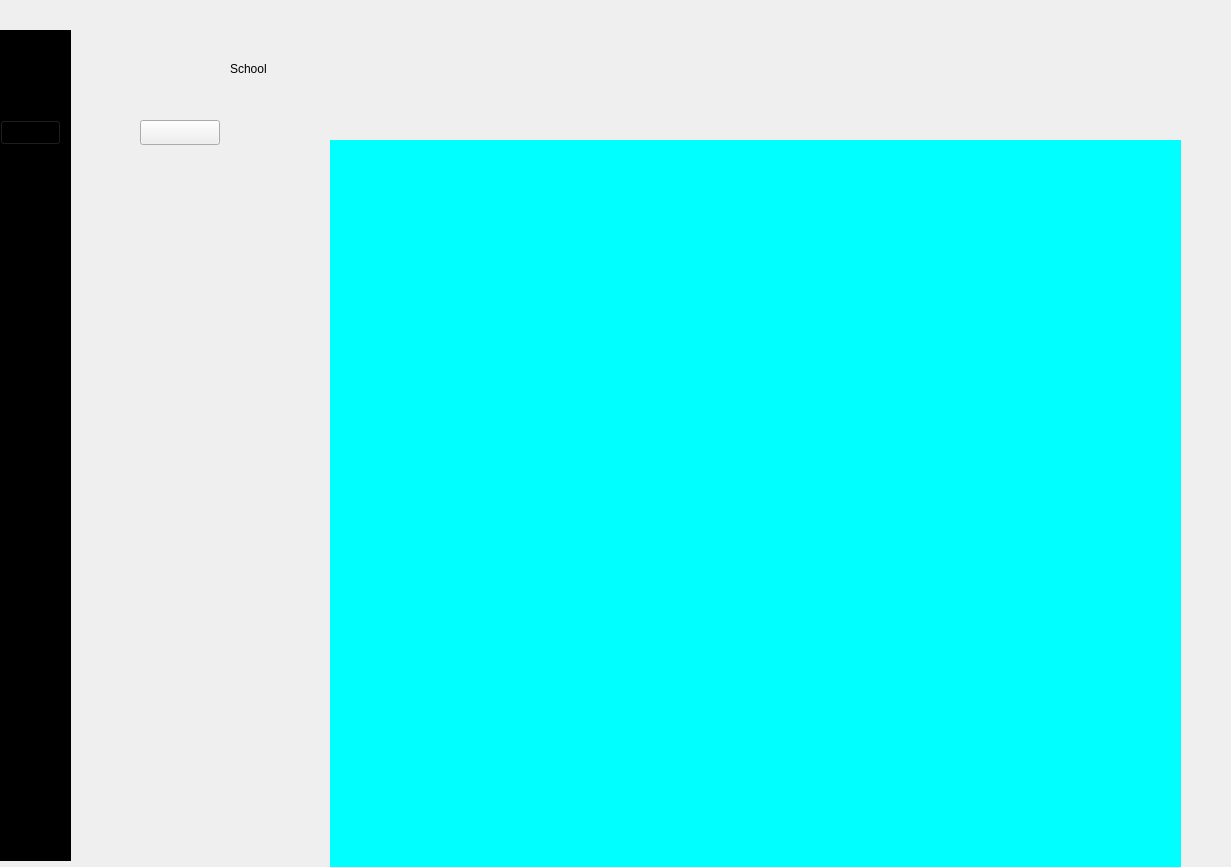
Old version of the form kara_oglan/index.ui in the repository ruyisbaros/PyQt5.
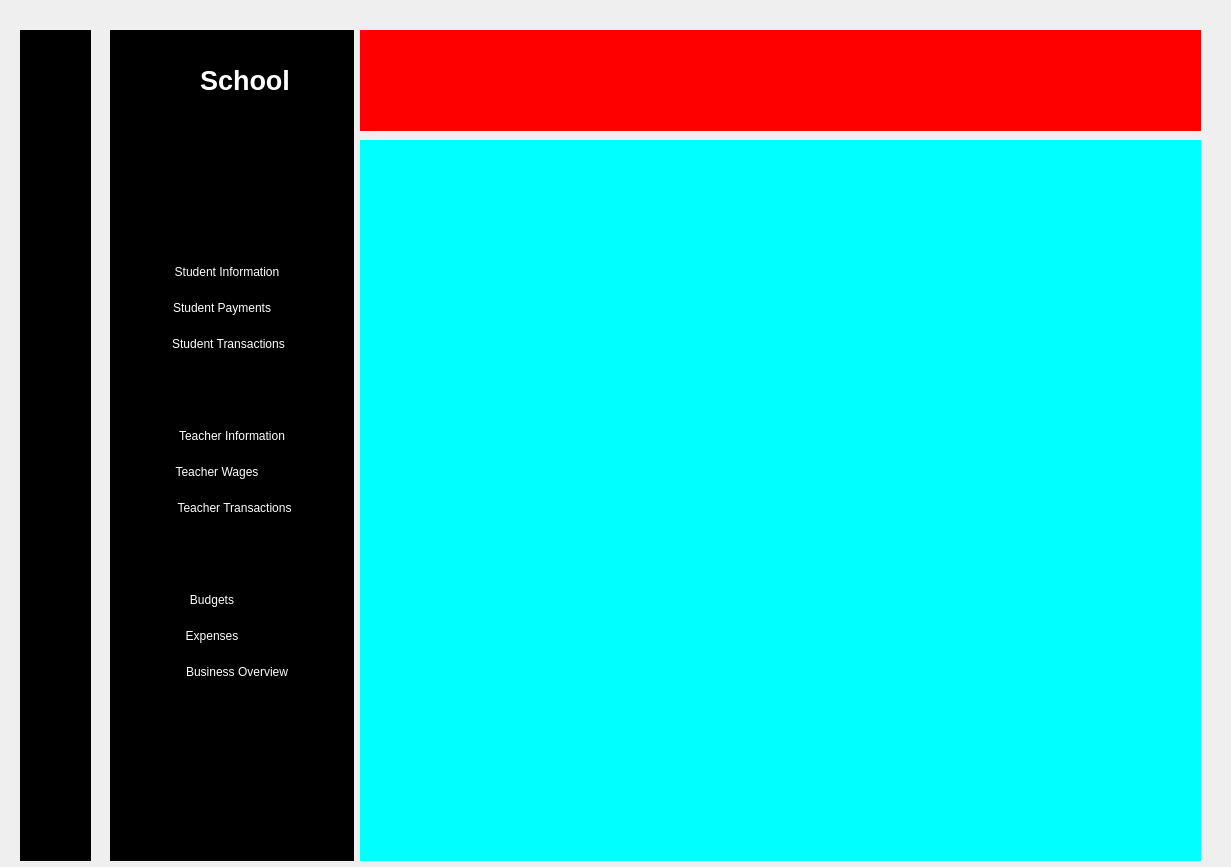
New version of the form. Icons and pictures are not drawn.

Commit message: navbar UIs

Patch:
```diff
--- a/kara_oglan/index.ui
+++ b/kara_oglan/index.ui
@@ -19,11 +19,21 @@
   <property name="windowTitle">
    <string>MainWindow</string>
   </property>
+  <property name="styleSheet">
+   <string notr="true">QPushButton {
+    cursor: pointer;
+}</string>
+  </property>
   <widget class="QWidget" name="centralwidget">
+   <property name="styleSheet">
+    <string notr="true">QPushButton {
+    cursor: 	pointing_hand;
+}</string>
+   </property>
    <widget class="QWidget" name="Icon_only" native="true">
     <property name="geometry">
      <rect>
-      <x>0</x>
+      <x>20</x>
       <y>30</y>
       <width>71</width>
       <height>831</height>
@@ -34,55 +44,339 @@
 	background-color: rgb(0, 0, 0);
 }</string>
     </property>
-    <widget class="QPushButton" name="pushButton">
-     <property name="geometry">
-      <rect>
-       <x>0</x>
-       <y>90</y>
-       <width>61</width>
-       <height>25</height>
-      </rect>
+    <layout class="QVBoxLayout" name="verticalLayout_12">
+     <property name="rightMargin">
+      <number>20</number>
      </property>
-     <property name="text">
-      <string/>
-     </property>
-    </widget>
-    <widget class="QLabel" name="label_2">
-     <property name="geometry">
-      <rect>
-       <x>10</x>
-       <y>30</y>
-       <width>40</width>
-       <height>40</height>
-      </rect>
-     </property>
-     <property name="minimumSize">
-      <size>
-       <width>40</width>
-       <height>40</height>
-      </size>
-     </property>
-     <property name="maximumSize">
-      <size>
-       <width>40</width>
-       <height>40</height>
-      </size>
-     </property>
-     <property name="text">
-      <string/>
-     </property>
-     <property name="pixmap">
-      <pixmap resource="resources.qrc">:/imgs/logo.png</pixmap>
-     </property>
-     <property name="scaledContents">
-      <bool>true</bool>
-     </property>
-    </widget>
+     <item>
+      <layout class="QHBoxLayout" name="horizontalLayout_2">
+       <property name="leftMargin">
+        <number>0</number>
+       </property>
+       <property name="topMargin">
+        <number>20</number>
+       </property>
+       <property name="rightMargin">
+        <number>0</number>
+       </property>
+       <item>
+        <spacer name="horizontalSpacer_2">
+         <property name="orientation">
+          <enum>Qt::Horizontal</enum>
+         </property>
+         <property name="sizeHint" stdset="0">
+          <size>
+           <width>13</width>
+           <height>20</height>
+          </size>
+         </property>
+        </spacer>
+       </item>
+       <item>
+        <widget class="QLabel" name="label_2">
+         <property name="minimumSize">
+          <size>
+           <width>40</width>
+           <height>40</height>
+          </size>
+         </property>
+         <property name="maximumSize">
+          <size>
+           <width>40</width>
+           <height>40</height>
+          </size>
+         </property>
+         <property name="text">
+          <string/>
+         </property>
+         <property name="pixmap">
+          <pixmap resource="resources.qrc">:/imgs/logo.png</pixmap>
+         </property>
+         <property name="scaledContents">
+          <bool>true</bool>
+         </property>
+        </widget>
+       </item>
+       <item>
+        <spacer name="horizontalSpacer">
+         <property name="orientation">
+          <enum>Qt::Horizontal</enum>
+         </property>
+         <property name="sizeHint" stdset="0">
+          <size>
+           <width>17</width>
+           <height>20</height>
+          </size>
+         </property>
+        </spacer>
+       </item>
+      </layout>
+     </item>
+     <item>
+      <layout class="QVBoxLayout" name="verticalLayout_9">
+       <property name="spacing">
+        <number>20</number>
+       </property>
+       <property name="topMargin">
+        <number>30</number>
+       </property>
+       <property name="bottomMargin">
+        <number>30</number>
+       </property>
+       <item>
+        <widget class="QPushButton" name="pushButton">
+         <property name="cursor">
+          <cursorShape>PointingHandCursor</cursorShape>
+         </property>
+         <property name="styleSheet">
+          <string notr="true">QPushButton{
+border:none;
+}
+
+</string>
+         </property>
+         <property name="text">
+          <string/>
+         </property>
+         <property name="icon">
+          <iconset resource="resources.qrc">
+           <normaloff>:/imgs/dashboardsmall1.png</normaloff>
+           <normalon>:/imgs/dashboardsmall2.png</normalon>:/imgs/dashboardsmall1.png</iconset>
+         </property>
+         <property name="checkable">
+          <bool>true</bool>
+         </property>
+         <property name="autoExclusive">
+          <bool>true</bool>
+         </property>
+        </widget>
+       </item>
+       <item>
+        <widget class="QPushButton" name="pushButton_3">
+         <property name="cursor">
+          <cursorShape>PointingHandCursor</cursorShape>
+         </property>
+         <property name="styleSheet">
+          <string notr="true">QPushButton{
+border:none;
+}</string>
+         </property>
+         <property name="text">
+          <string/>
+         </property>
+         <property name="icon">
+          <iconset resource="resources.qrc">
+           <normaloff>:/imgs/institutionsmall1.png</normaloff>
+           <normalon>:/imgs/institutionsmall2.png</normalon>:/imgs/institutionsmall1.png</iconset>
+         </property>
+         <property name="iconSize">
+          <size>
+           <width>100</width>
+           <height>16</height>
+          </size>
+         </property>
+         <property name="checkable">
+          <bool>true</bool>
+         </property>
+         <property name="autoExclusive">
+          <bool>true</bool>
+         </property>
+        </widget>
+       </item>
+       <item>
+        <widget class="QPushButton" name="pushButton_4">
+         <property name="cursor">
+          <cursorShape>PointingHandCursor</cursorShape>
+         </property>
+         <property name="styleSheet">
+          <string notr="true">QPushButton{
+border:none;
+}</string>
+         </property>
+         <property name="text">
+          <string/>
+         </property>
+         <property name="icon">
+          <iconset resource="resources.qrc">
+           <normaloff>:/imgs/studentssmall1.png</normaloff>
+           <normalon>:/imgs/studentssmall2.png</normalon>:/imgs/studentssmall1.png</iconset>
+         </property>
+         <property name="iconSize">
+          <size>
+           <width>100</width>
+           <height>20</height>
+          </size>
+         </property>
+         <property name="checkable">
+          <bool>true</bool>
+         </property>
+         <property name="autoExclusive">
+          <bool>true</bool>
+         </property>
+        </widget>
+       </item>
+       <item>
+        <widget class="QPushButton" name="pushButton_5">
+         <property name="cursor">
+          <cursorShape>PointingHandCursor</cursorShape>
+         </property>
+         <property name="styleSheet">
+          <string notr="true">QPushButton{
+border:none;
+}</string>
+         </property>
+         <property name="text">
+          <string/>
+         </property>
+         <property name="icon">
+          <iconset resource="resources.qrc">
+           <normaloff>:/imgs/teacs.png</normaloff>
+           <normalon>:/imgs/teacherssmall2.png</normalon>:/imgs/teacs.png</iconset>
+         </property>
+         <property name="iconSize">
+          <size>
+           <width>100</width>
+           <height>20</height>
+          </size>
+         </property>
+         <property name="checkable">
+          <bool>true</bool>
+         </property>
+         <property name="autoExclusive">
+          <bool>true</bool>
+         </property>
+        </widget>
+       </item>
+       <item>
+        <widget class="QPushButton" name="pushButton_6">
+         <property name="cursor">
+          <cursorShape>PointingHandCursor</cursorShape>
+         </property>
+         <property name="styleSheet">
+          <string notr="true">QPushButton{
+border:none;
+}</string>
+         </property>
+         <property name="text">
+          <string/>
+         </property>
+         <property name="icon">
+          <iconset resource="resources.qrc">
+           <normaloff>:/imgs/financessmall1.png</normaloff>
+           <normalon>:/imgs/financessmall2.png</normalon>:/imgs/financessmall1.png</iconset>
+         </property>
+         <property name="iconSize">
+          <size>
+           <width>100</width>
+           <height>20</height>
+          </size>
+         </property>
+         <property name="checkable">
+          <bool>true</bool>
+         </property>
+         <property name="autoExclusive">
+          <bool>true</bool>
+         </property>
+        </widget>
+       </item>
+      </layout>
+     </item>
+     <item>
+      <spacer name="verticalSpacer_2">
+       <property name="orientation">
+        <enum>Qt::Vertical</enum>
+       </property>
+       <property name="sizeHint" stdset="0">
+        <size>
+         <width>20</width>
+         <height>422</height>
+        </size>
+       </property>
+      </spacer>
+     </item>
+     <item>
+      <layout class="QVBoxLayout" name="verticalLayout_10">
+       <property name="spacing">
+        <number>20</number>
+       </property>
+       <property name="topMargin">
+        <number>20</number>
+       </property>
+       <property name="bottomMargin">
+        <number>0</number>
+       </property>
+       <item>
+        <widget class="QPushButton" name="pushButton_7">
+         <property name="cursor">
+          <cursorShape>PointingHandCursor</cursorShape>
+         </property>
+         <property name="styleSheet">
+          <string notr="true">QPushButton{
+border:none;
+}</string>
+         </property>
+         <property name="text">
+          <string/>
+         </property>
+         <property name="icon">
+          <iconset resource="resources.qrc">
+           <normaloff>:/imgs/settingssmall1.png</normaloff>
+           <normalon>:/imgs/settingssmall2.png</normalon>:/imgs/settingssmall1.png</iconset>
+         </property>
+         <property name="iconSize">
+          <size>
+           <width>100</width>
+           <height>20</height>
+          </size>
+         </property>
+         <property name="checkable">
+          <bool>true</bool>
+         </property>
+         <property name="autoExclusive">
+          <bool>true</bool>
+         </property>
+        </widget>
+       </item>
+       <item>
+        <widget class="QPushButton" name="pushButton_8">
+         <property name="cursor">
+          <cursorShape>PointingHandCursor</cursorShape>
+         </property>
+         <property name="styleSheet">
+          <string notr="true">QPushButton{
+border:none;
+}</string>
+         </property>
+         <property name="text">
+          <string/>
+         </property>
+         <property name="icon">
+          <iconset resource="resources.qrc">
+           <normaloff>:/imgs/signoutsmall1.png</normaloff>
+           <normalon>:/imgs/signoutsmall2.png</normalon>:/imgs/signoutsmall1.png</iconset>
+         </property>
+         <property name="iconSize">
+          <size>
+           <width>100</width>
+           <height>16</height>
+          </size>
+         </property>
+         <property name="checkable">
+          <bool>true</bool>
+         </property>
+         <property name="autoExclusive">
+          <bool>true</bool>
+         </property>
+        </widget>
+       </item>
+      </layout>
+     </item>
+    </layout>
    </widget>
    <widget class="QWidget" name="icon_text" native="true">
     <property name="geometry">
      <rect>
-      <x>80</x>
+      <x>110</x>
       <y>30</y>
       <width>244</width>
       <height>831</height>
@@ -94,77 +388,661 @@
       <height>831</height>
      </size>
     </property>
-    <widget class="QPushButton" name="pushButton_2">
-     <property name="geometry">
-      <rect>
-       <x>60</x>
-       <y>90</y>
-       <width>80</width>
-       <height>25</height>
-      </rect>
+    <property name="styleSheet">
+     <string notr="true">QWidget{
+	background-color: rgb(0, 0, 0);
+   color: white;
+}
+QPushButton{
+cursor:pointer;
+height:30px;
+border:none;
+}</string>
+    </property>
+    <layout class="QVBoxLayout" name="verticalLayout_11">
+     <property name="topMargin">
+      <number>30</number>
      </property>
-     <property name="text">
-      <string/>
-     </property>
-    </widget>
-    <widget class="QLabel" name="label">
-     <property name="geometry">
-      <rect>
-       <x>20</x>
-       <y>30</y>
-       <width>40</width>
-       <height>40</height>
-      </rect>
-     </property>
-     <property name="minimumSize">
-      <size>
-       <width>40</width>
-       <height>40</height>
-      </size>
-     </property>
-     <property name="maximumSize">
-      <size>
-       <width>40</width>
-       <height>40</height>
-      </size>
-     </property>
-     <property name="text">
-      <string/>
-     </property>
-     <property name="pixmap">
-      <pixmap resource="resources.qrc">:/imgs/logo.png</pixmap>
-     </property>
-     <property name="scaledContents">
-      <bool>true</bool>
-     </property>
-    </widget>
-    <widget class="QLabel" name="label_3">
-     <property name="geometry">
-      <rect>
-       <x>150</x>
-       <y>30</y>
-       <width>54</width>
-       <height>17</height>
-      </rect>
-     </property>
-     <property name="text">
-      <string>School</string>
-     </property>
-    </widget>
+     <item>
+      <layout class="QHBoxLayout" name="horizontalLayout">
+       <property name="spacing">
+        <number>20</number>
+       </property>
+       <property name="leftMargin">
+        <number>30</number>
+       </property>
+       <item>
+        <widget class="QLabel" name="label">
+         <property name="minimumSize">
+          <size>
+           <width>40</width>
+           <height>40</height>
+          </size>
+         </property>
+         <property name="maximumSize">
+          <size>
+           <width>40</width>
+           <height>40</height>
+          </size>
+         </property>
+         <property name="text">
+          <string/>
+         </property>
+         <property name="pixmap">
+          <pixmap resource="resources.qrc">:/imgs/logo.png</pixmap>
+         </property>
+         <property name="scaledContents">
+          <bool>true</bool>
+         </property>
+        </widget>
+       </item>
+       <item>
+        <widget class="QLabel" name="label_3">
+         <property name="font">
+          <font>
+           <pointsize>20</pointsize>
+           <weight>75</weight>
+           <bold>true</bold>
+          </font>
+         </property>
+         <property name="text">
+          <string>School</string>
+         </property>
+        </widget>
+       </item>
+      </layout>
+     </item>
+     <item>
+      <layout class="QVBoxLayout" name="verticalLayout_7">
+       <property name="spacing">
+        <number>10</number>
+       </property>
+       <property name="topMargin">
+        <number>30</number>
+       </property>
+       <item>
+        <widget class="QPushButton" name="pushButton_2">
+         <property name="enabled">
+          <bool>true</bool>
+         </property>
+         <property name="cursor">
+          <cursorShape>PointingHandCursor</cursorShape>
+         </property>
+         <property name="styleSheet">
+          <string notr="true">QPushButton{
+padding-left:-60px;
+cursor:	pointing_hand
+}
+
+QPushButton:checked{
+background-color:white;
+border-radius:3px;
+}</string>
+         </property>
+         <property name="text">
+          <string/>
+         </property>
+         <property name="icon">
+          <iconset resource="resources.qrc">
+           <normaloff>:/imgs/dashboard2.png</normaloff>
+           <normalon>:/imgs/dashboard1.png</normalon>:/imgs/dashboard2.png</iconset>
+         </property>
+         <property name="iconSize">
+          <size>
+           <width>100</width>
+           <height>60</height>
+          </size>
+         </property>
+         <property name="checkable">
+          <bool>true</bool>
+         </property>
+         <property name="autoExclusive">
+          <bool>true</bool>
+         </property>
+        </widget>
+       </item>
+       <item>
+        <widget class="QPushButton" name="pushButton_9">
+         <property name="cursor">
+          <cursorShape>PointingHandCursor</cursorShape>
+         </property>
+         <property name="styleSheet">
+          <string notr="true">QPushButton{
+padding-left:-75px;
+cursor:	pointing_hand
+}
+
+QPushButton:checked{
+background-color:white;
+border-radius:3px;
+}</string>
+         </property>
+         <property name="text">
+          <string/>
+         </property>
+         <property name="icon">
+          <iconset resource="resources.qrc">
+           <normaloff>:/imgs/institution2.png</normaloff>
+           <normalon>:/imgs/institution1.png</normalon>:/imgs/institution2.png</iconset>
+         </property>
+         <property name="iconSize">
+          <size>
+           <width>80</width>
+           <height>18</height>
+          </size>
+         </property>
+         <property name="checkable">
+          <bool>true</bool>
+         </property>
+         <property name="autoExclusive">
+          <bool>true</bool>
+         </property>
+        </widget>
+       </item>
+       <item>
+        <widget class="QFrame" name="students">
+         <property name="cursor">
+          <cursorShape>ArrowCursor</cursorShape>
+         </property>
+         <property name="frameShape">
+          <enum>QFrame::StyledPanel</enum>
+         </property>
+         <property name="frameShadow">
+          <enum>QFrame::Raised</enum>
+         </property>
+         <layout class="QVBoxLayout" name="verticalLayout_4">
+          <property name="spacing">
+           <number>0</number>
+          </property>
+          <property name="leftMargin">
+           <number>0</number>
+          </property>
+          <property name="topMargin">
+           <number>0</number>
+          </property>
+          <property name="rightMargin">
+           <number>0</number>
+          </property>
+          <property name="bottomMargin">
+           <number>0</number>
+          </property>
+          <item>
+           <widget class="QPushButton" name="pushButton_10">
+            <property name="cursor">
+             <cursorShape>PointingHandCursor</cursorShape>
+            </property>
+            <property name="styleSheet">
+             <string notr="true"/>
+            </property>
+            <property name="text">
+             <string/>
+            </property>
+            <property name="icon">
+             <iconset resource="resources.qrc">
+              <normaloff>:/imgs/students3.png</normaloff>
+              <normalon>:/imgs/students4.png</normalon>:/imgs/students3.png</iconset>
+            </property>
+            <property name="iconSize">
+             <size>
+              <width>200</width>
+              <height>60</height>
+             </size>
+            </property>
+            <property name="checkable">
+             <bool>true</bool>
+            </property>
+           </widget>
+          </item>
+          <item>
+           <widget class="QFrame" name="students_dropdown">
+            <property name="frameShape">
+             <enum>QFrame::StyledPanel</enum>
+            </property>
+            <property name="frameShadow">
+             <enum>QFrame::Raised</enum>
+            </property>
+            <layout class="QVBoxLayout" name="verticalLayout">
+             <item>
+              <widget class="QPushButton" name="pushButton_15">
+               <property name="cursor">
+                <cursorShape>PointingHandCursor</cursorShape>
+               </property>
+               <property name="styleSheet">
+                <string notr="true">QPushButton{
+padding-left:-10px;
+}
+
+QPushButton:hover{
+color:#12B298;
+}</string>
+               </property>
+               <property name="text">
+                <string>Student Information</string>
+               </property>
+               <property name="checkable">
+                <bool>true</bool>
+               </property>
+              </widget>
+             </item>
+             <item>
+              <widget class="QPushButton" name="pushButton_16">
+               <property name="cursor">
+                <cursorShape>PointingHandCursor</cursorShape>
+               </property>
+               <property name="styleSheet">
+                <string notr="true">QPushButton{
+padding-left:-20px;
+}
+
+QPushButton:hover{
+color:#12B298;
+}</string>
+               </property>
+               <property name="text">
+                <string>Student Payments</string>
+               </property>
+               <property name="checkable">
+                <bool>true</bool>
+               </property>
+              </widget>
+             </item>
+             <item>
+              <widget class="QPushButton" name="pushButton_17">
+               <property name="cursor">
+                <cursorShape>PointingHandCursor</cursorShape>
+               </property>
+               <property name="styleSheet">
+                <string notr="true">QPushButton{
+padding-left:-7px;
+}
+
+QPushButton:hover{
+color:#12B298;
+}</string>
+               </property>
+               <property name="text">
+                <string>Student Transactions</string>
+               </property>
+               <property name="checkable">
+                <bool>true</bool>
+               </property>
+              </widget>
+             </item>
+            </layout>
+           </widget>
+          </item>
+         </layout>
+        </widget>
+       </item>
+       <item>
+        <widget class="QFrame" name="teachers">
+         <property name="frameShape">
+          <enum>QFrame::StyledPanel</enum>
+         </property>
+         <property name="frameShadow">
+          <enum>QFrame::Raised</enum>
+         </property>
+         <layout class="QVBoxLayout" name="verticalLayout_5">
+          <property name="spacing">
+           <number>0</number>
+          </property>
+          <property name="leftMargin">
+           <number>0</number>
+          </property>
+          <property name="topMargin">
+           <number>0</number>
+          </property>
+          <property name="rightMargin">
+           <number>0</number>
+          </property>
+          <property name="bottomMargin">
+           <number>0</number>
+          </property>
+          <item>
+           <widget class="QPushButton" name="pushButton_11">
+            <property name="cursor">
+             <cursorShape>PointingHandCursor</cursorShape>
+            </property>
+            <property name="text">
+             <string/>
+            </property>
+            <property name="icon">
+             <iconset resource="resources.qrc">
+              <normaloff>:/imgs/teachers3.png</normaloff>
+              <normalon>:/imgs/teachers4.png</normalon>:/imgs/teachers3.png</iconset>
+            </property>
+            <property name="iconSize">
+             <size>
+              <width>200</width>
+              <height>60</height>
+             </size>
+            </property>
+            <property name="checkable">
+             <bool>true</bool>
+            </property>
+           </widget>
+          </item>
+          <item>
+           <widget class="QFrame" name="teachers_dropdown">
+            <property name="frameShape">
+             <enum>QFrame::StyledPanel</enum>
+            </property>
+            <property name="frameShadow">
+             <enum>QFrame::Raised</enum>
+            </property>
+            <layout class="QVBoxLayout" name="verticalLayout_2">
+             <item>
+              <widget class="QPushButton" name="pushButton_18">
+               <property name="cursor">
+                <cursorShape>PointingHandCursor</cursorShape>
+               </property>
+               <property name="styleSheet">
+                <string notr="true">
+
+QPushButton:hover{
+color:#12B298;
+}</string>
+               </property>
+               <property name="text">
+                <string>Teacher Information</string>
+               </property>
+               <property name="checkable">
+                <bool>true</bool>
+               </property>
+              </widget>
+             </item>
+             <item>
+              <widget class="QPushButton" name="pushButton_19">
+               <property name="cursor">
+                <cursorShape>PointingHandCursor</cursorShape>
+               </property>
+               <property name="styleSheet">
+                <string notr="true">QPushButton{
+padding-left:-30px;
+}
+
+QPushButton:hover{
+color:#12B298;
+}</string>
+               </property>
+               <property name="text">
+                <string>Teacher Wages</string>
+               </property>
+               <property name="checkable">
+                <bool>true</bool>
+               </property>
+              </widget>
+             </item>
+             <item>
+              <widget class="QPushButton" name="pushButton_20">
+               <property name="cursor">
+                <cursorShape>PointingHandCursor</cursorShape>
+               </property>
+               <property name="styleSheet">
+                <string notr="true">QPushButton{
+padding-left:5px;
+}
+
+QPushButton:hover{
+color:#12B298;
+}</string>
+               </property>
+               <property name="text">
+                <string>Teacher Transactions</string>
+               </property>
+               <property name="checkable">
+                <bool>true</bool>
+               </property>
+              </widget>
+             </item>
+            </layout>
+           </widget>
+          </item>
+         </layout>
+        </widget>
+       </item>
+       <item>
+        <widget class="QFrame" name="finance">
+         <property name="frameShape">
+          <enum>QFrame::StyledPanel</enum>
+         </property>
+         <property name="frameShadow">
+          <enum>QFrame::Raised</enum>
+         </property>
+         <layout class="QVBoxLayout" name="verticalLayout_6">
+          <property name="spacing">
+           <number>0</number>
+          </property>
+          <property name="leftMargin">
+           <number>0</number>
+          </property>
+          <property name="topMargin">
+           <number>0</number>
+          </property>
+          <property name="rightMargin">
+           <number>0</number>
+          </property>
+          <property name="bottomMargin">
+           <number>0</number>
+          </property>
+          <item>
+           <widget class="QPushButton" name="pushButton_12">
+            <property name="cursor">
+             <cursorShape>PointingHandCursor</cursorShape>
+            </property>
+            <property name="text">
+             <string/>
+            </property>
+            <property name="icon">
+             <iconset resource="resources.qrc">
+              <normaloff>:/imgs/finances3.png</normaloff>
+              <normalon>:/imgs/finances4.png</normalon>:/imgs/finances3.png</iconset>
+            </property>
+            <property name="iconSize">
+             <size>
+              <width>200</width>
+              <height>60</height>
+             </size>
+            </property>
+            <property name="checkable">
+             <bool>true</bool>
+            </property>
+           </widget>
+          </item>
+          <item>
+           <widget class="QFrame" name="finance_dropdown">
+            <property name="frameShape">
+             <enum>QFrame::StyledPanel</enum>
+            </property>
+            <property name="frameShadow">
+             <enum>QFrame::Raised</enum>
+            </property>
+            <layout class="QVBoxLayout" name="verticalLayout_3">
+             <item>
+              <widget class="QPushButton" name="pushButton_21">
+               <property name="cursor">
+                <cursorShape>PointingHandCursor</cursorShape>
+               </property>
+               <property name="styleSheet">
+                <string notr="true">QPushButton{
+padding-left:-40px;
+}
+
+QPushButton:hover{
+color:#12B298;
+}</string>
+               </property>
+               <property name="text">
+                <string>Budgets</string>
+               </property>
+               <property name="checkable">
+                <bool>true</bool>
+               </property>
+              </widget>
+             </item>
+             <item>
+              <widget class="QPushButton" name="pushButton_22">
+               <property name="cursor">
+                <cursorShape>PointingHandCursor</cursorShape>
+               </property>
+               <property name="styleSheet">
+                <string notr="true">QPushButton{
+padding-left:-40px;
+}
+
+QPushButton:hover{
+color:#12B298;
+}</string>
+               </property>
+               <property name="text">
+                <string>Expenses</string>
+               </property>
+               <property name="checkable">
+                <bool>true</bool>
+               </property>
+              </widget>
+             </item>
+             <item>
+              <widget class="QPushButton" name="pushButton_23">
+               <property name="cursor">
+                <cursorShape>PointingHandCursor</cursorShape>
+               </property>
+               <property name="styleSheet">
+                <string notr="true">QPushButton{
+padding-left:10px;
+}
+
+QPushButton:hover{
+color:#12B298;
+}</string>
+               </property>
+               <property name="text">
+                <string>Business Overview</string>
+               </property>
+               <property name="checkable">
+                <bool>true</bool>
+               </property>
+              </widget>
+             </item>
+            </layout>
+           </widget>
+          </item>
+         </layout>
+        </widget>
+       </item>
+      </layout>
+     </item>
+     <item>
+      <spacer name="verticalSpacer">
+       <property name="orientation">
+        <enum>Qt::Vertical</enum>
+       </property>
+       <property name="sizeHint" stdset="0">
+        <size>
+         <width>20</width>
+         <height>54</height>
+        </size>
+       </property>
+      </spacer>
+     </item>
+     <item>
+      <layout class="QVBoxLayout" name="verticalLayout_8">
+       <property name="spacing">
+        <number>20</number>
+       </property>
+       <item>
+        <widget class="QPushButton" name="pushButton_13">
+         <property name="cursor">
+          <cursorShape>PointingHandCursor</cursorShape>
+         </property>
+         <property name="styleSheet">
+          <string notr="true">QPushButton{
+padding-left:-60px;
+cursor:	pointing_hand
+}
+
+QPushButton:checked{
+background-color:white;
+border-radius:3px;
+}</string>
+         </property>
+         <property name="text">
+          <string/>
+         </property>
+         <property name="icon">
+          <iconset resource="resources.qrc">
+           <normaloff>:/imgs/settings2.png</normaloff>
+           <normalon>:/imgs/settings1.png</normalon>:/imgs/settings2.png</iconset>
+         </property>
+         <property name="iconSize">
+          <size>
+           <width>100</width>
+           <height>60</height>
+          </size>
+         </property>
+         <property name="checkable">
+          <bool>true</bool>
+         </property>
+         <property name="autoExclusive">
+          <bool>true</bool>
+         </property>
+        </widget>
+       </item>
+       <item>
+        <widget class="QPushButton" name="pushButton_14">
+         <property name="cursor">
+          <cursorShape>PointingHandCursor</cursorShape>
+         </property>
+         <property name="styleSheet">
+          <string notr="true">QPushButton{
+padding-left:-60px;
+cursor:	pointing_hand
+}
+
+QPushButton:checked{
+background-color:white;
+border-radius:3px;
+}</string>
+         </property>
+         <property name="text">
+          <string/>
+         </property>
+         <property name="icon">
+          <iconset resource="resources.qrc">
+           <normaloff>:/imgs/signout2.png</normaloff>
+           <normalon>:/imgs/signout1.png</normalon>:/imgs/signout2.png</iconset>
+         </property>
+         <property name="iconSize">
+          <size>
+           <width>100</width>
+           <height>60</height>
+          </size>
+         </property>
+         <property name="checkable">
+          <bool>true</bool>
+         </property>
+         <property name="autoExclusive">
+          <bool>true</bool>
+         </property>
+        </widget>
+       </item>
+      </layout>
+     </item>
+    </layout>
    </widget>
    <widget class="QWidget" name="main_screen" native="true">
     <property name="geometry">
      <rect>
-      <x>330</x>
+      <x>360</x>
       <y>140</y>
-      <width>851</width>
-      <height>755</height>
+      <width>841</width>
+      <height>721</height>
      </rect>
     </property>
     <property name="minimumSize">
      <size>
       <width>244</width>
-      <height>741</height>
+      <height>700</height>
      </size>
     </property>
     <property name="styleSheet">
@@ -174,9 +1052,9 @@
    <widget class="QWidget" name="header" native="true">
     <property name="geometry">
      <rect>
-      <x>330</x>
+      <x>360</x>
       <y>30</y>
-      <width>851</width>
+      <width>841</width>
       <height>101</height>
      </rect>
     </property>
@@ -186,6 +1064,11 @@
       <height>71</height>
      </size>
     </property>
+    <property name="styleSheet">
+     <string notr="true">QWidget{
+	background-color: red;
+}</string>
+    </property>
    </widget>
   </widget>
  </widget>
```
Left out of the diff: 199 changed lines with no effect on the pictures. The commit also changes 1 other file.
